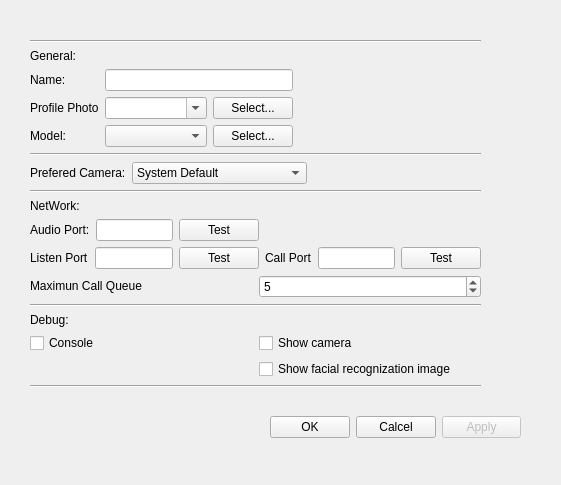
Before: the Qt Designer form UI/Live2D_chat/Setting.ui in Luke-lujunxian/Live2D_VideoChat, drawn with Qt 5.
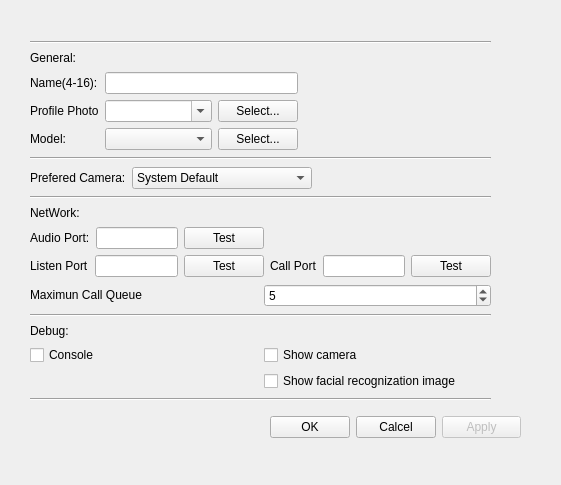
After: the same form once the commit is applied.

Commit message: Finishing Setting

```diff
--- a/UI/Live2D_chat/Setting.ui
+++ b/UI/Live2D_chat/Setting.ui
@@ -57,8 +57,8 @@
     <rect>
      <x>30</x>
      <y>40</y>
-     <width>451</width>
-     <height>353</height>
+     <width>461</width>
+     <height>371</height>
     </rect>
    </property>
    <layout class="QVBoxLayout" name="verticalLayout">
@@ -95,7 +95,7 @@
            </sizepolicy>
           </property>
           <property name="text">
-           <string>Name:</string>
+           <string>Name(4-16):</string>
           </property>
          </widget>
         </item>
@@ -353,6 +353,12 @@
        <layout class="QHBoxLayout" name="horizontalLayout_4">
         <item>
          <widget class="QLabel" name="label_AudioPort">
+          <property name="sizePolicy">
+           <sizepolicy hsizetype="Fixed" vsizetype="Preferred">
+            <horstretch>0</horstretch>
+            <verstretch>0</verstretch>
+           </sizepolicy>
+          </property>
           <property name="text">
            <string>Audio Port:</string>
           </property>
```
Left out of the diff: 2 changed lines with no effect on the pictures. The commit also changes 11 other files.
